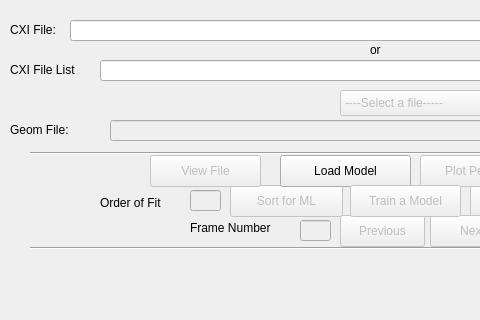
First picture: the form in UI/mainWindow.ui, repository gihankaushyal/PixelAnomalyDetectorTool, before the edit; both pictures show x 0 to 480 and y 0 to 320 of the 800 by 706 pixel window.
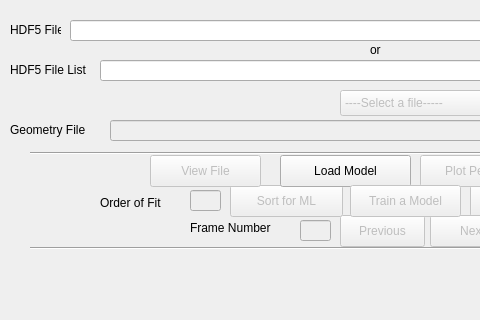
Second picture: the form after the edit.

```diff
--- a/UI/mainWindow.ui
+++ b/UI/mainWindow.ui
@@ -24,7 +24,7 @@
      </rect>
     </property>
     <property name="text">
-     <string>CXI File:</string>
+     <string>HDF5 File</string>
     </property>
    </widget>
    <widget class="QLineEdit" name="cxiFilePath">
@@ -284,12 +284,12 @@
      <rect>
       <x>10</x>
       <y>120</y>
-      <width>81</width>
+      <width>90</width>
       <height>20</height>
      </rect>
     </property>
     <property name="text">
-     <string>Geom File:</string>
+     <string>Geometry File</string>
     </property>
    </widget>
    <widget class="QPushButton" name="viewFileButton">
@@ -358,12 +358,12 @@
      <rect>
       <x>10</x>
       <y>60</y>
-      <width>81</width>
+      <width>90</width>
       <height>20</height>
      </rect>
     </property>
     <property name="text">
-     <string>CXI File List</string>
+     <string>HDF5 File List</string>
     </property>
    </widget>
    <widget class="QLineEdit" name="cxiFileListPath">
```
